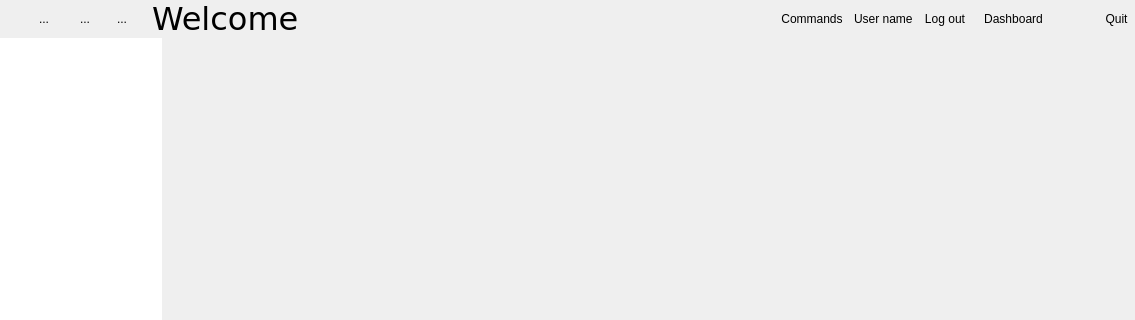
The window that Include/imtgui/CThumbnailDecoratorGuiComp.ui (ImagingTools/ImtCore) describes before a commit, drawn with Qt 5; both pictures show x 0 to 1135 and y 0 to 320 of the 1135 by 546 pixel window.
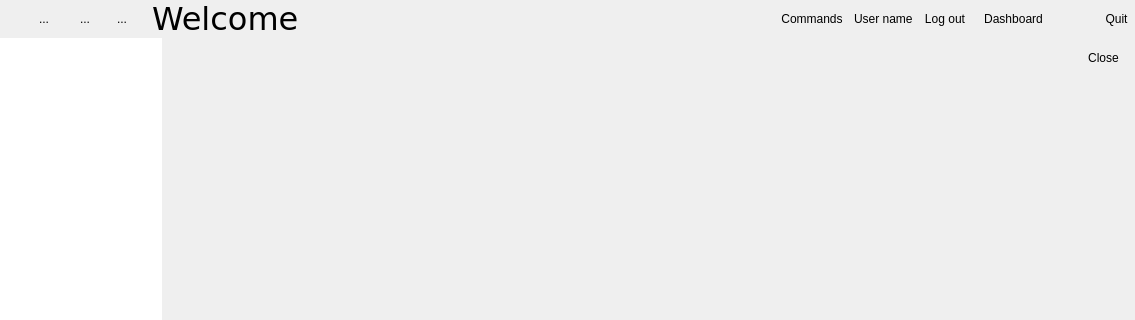
The same window after the commit. Icons and pictures are not drawn.

Commit message: Login cancelation implemented

Diff of the .ui file:
```diff
--- a/Include/imtgui/CThumbnailDecoratorGuiComp.ui
+++ b/Include/imtgui/CThumbnailDecoratorGuiComp.ui
@@ -614,7 +614,58 @@
                 <number>0</number>
                </property>
                <widget class="QWidget" name="LoginPage">
-                <layout class="QHBoxLayout" name="gridLayout_2" stretch="10">
+                <layout class="QVBoxLayout" name="gridLayout_2" stretch="0,10">
+                 <item>
+                  <widget class="QFrame" name="LoginCommandsFrame">
+                   <property name="frameShape">
+                    <enum>QFrame::NoFrame</enum>
+                   </property>
+                   <property name="frameShadow">
+                    <enum>QFrame::Raised</enum>
+                   </property>
+                   <layout class="QHBoxLayout" name="horizontalLayout_12">
+                    <property name="spacing">
+                     <number>0</number>
+                    </property>
+                    <property name="topMargin">
+                     <number>0</number>
+                    </property>
+                    <property name="rightMargin">
+                     <number>0</number>
+                    </property>
+                    <property name="bottomMargin">
+                     <number>0</number>
+                    </property>
+                    <item>
+                     <spacer name="horizontalSpacer">
+                      <property name="orientation">
+                       <enum>Qt::Horizontal</enum>
+                      </property>
+                      <property name="sizeHint" stdset="0">
+                       <size>
+                        <width>826</width>
+                        <height>20</height>
+                       </size>
+                      </property>
+                     </spacer>
+                    </item>
+                    <item>
+                     <widget class="QToolButton" name="LoginCancelButton">
+                      <property name="text">
+                       <string>Close</string>
+                      </property>
+                      <property name="icon">
+                       <iconset resource="../../AuxInclude/Qt6_VC17_x64/GeneratedFiles/imtgui/imtguilight.qrc">
+                        <normaloff>:/Light/Icons/Close</normaloff>:/Light/Icons/Close</iconset>
+                      </property>
+                      <property name="autoRaise">
+                       <bool>true</bool>
+                      </property>
+                     </widget>
+                    </item>
+                   </layout>
+                  </widget>
+                 </item>
                  <item>
                   <widget class="QFrame" name="LoginGuiFrame">
                    <layout class="QHBoxLayout" name="horizontalLayout"/>
```
Left out of the diff: 4 changed lines with no effect on the pictures. The commit also changes 2 other files.
